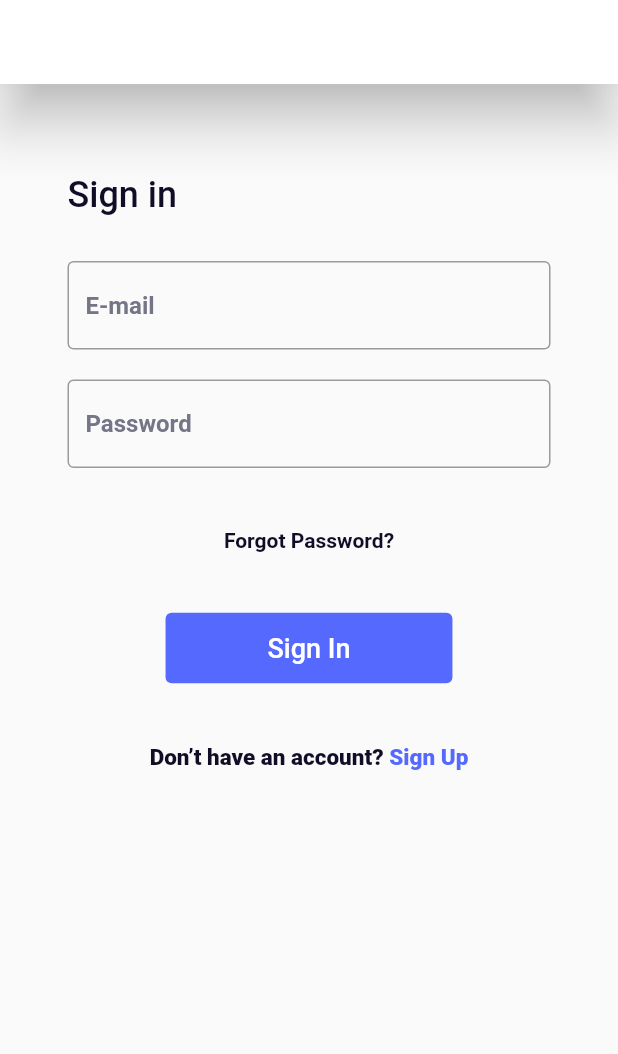
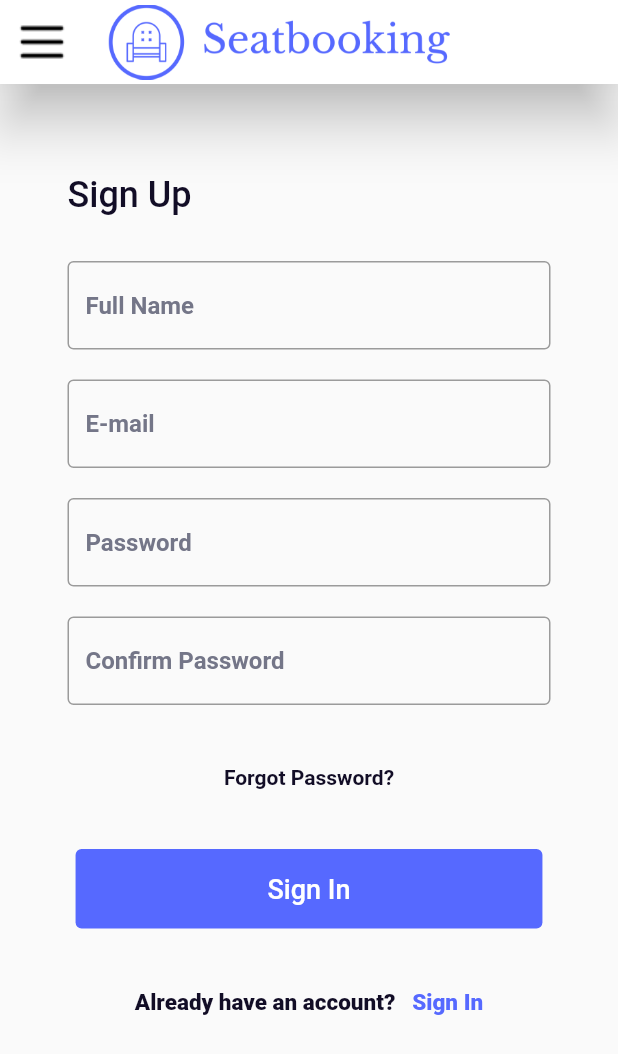
Before and after one commit to TharisikaSivaraja/busnew, a Flutter app: the SignUP screen opened directly, on a phone screen of 412 x 824 dp. Shown: the top 1054 px of the screen. Run offline on Flutter 3.47's test engine with Material 2 defaults, Android fonts, the phone set to English and light mode, and no system bars.

Commit message:
completed auth pages

```diff
--- a/lib/main.dart
+++ b/lib/main.dart
@@ -17,7 +17,7 @@ class MyApp extends StatelessWidget {
       title: 'Flutter Demo',
       theme: ThemeData(
         primarySwatch: Colors.blue,
-      ),      home: const SignUP(),
+      ),      home: const SignIn(),
 
     );
   }
--- a/lib/module/auth/screen/sign_up.dart
+++ b/lib/module/auth/screen/sign_up.dart
@@ -1,3 +1,4 @@
+import 'package:busnew_app/module/auth/screen/sign_in.dart';
 import 'package:flutter/material.dart';
 
 class SignUP extends StatefulWidget {
@@ -14,8 +15,12 @@ class _SignUPState extends State<SignUP> {
   Widget build(BuildContext context) {
     return Scaffold(
       appBar: AppBar(
-        title: Text('hello'),
-        centerTitle: ture,
+        leading: Container(
+            height: 50,
+            child: Image(image: AssetImage('assets/image/menu.png'),)),
+        title: Container(
+            height: 50,
+            child: Image(image: AssetImage('assets/image/logo.png'),)),
         elevation: 15.0,
         backgroundColor: Colors.white,
       ),
@@ -23,7 +28,7 @@ class _SignUPState extends State<SignUP> {
           padding: const EdgeInsets.symmetric(horizontal: 45, vertical: 60),
           child:
               Column(crossAxisAlignment: CrossAxisAlignment.start, children: [
-            Text('Sign in',
+            Text('Sign Up',
                 style: TextStyle(
                     color: Color(0xFF120D26),
                     fontWeight: FontWeight.w500,
@@ -32,7 +37,7 @@ class _SignUPState extends State<SignUP> {
               padding: const EdgeInsets.fromLTRB(0, 30, 0, 20),
               child: TextField(
                 decoration: InputDecoration(
-                    hintText: 'E-mail',
+                    hintText: 'Full Name',
                     hintStyle: TextStyle(
                         color: Color(0xFF747688), fontWeight: FontWeight.w700),
                     border: OutlineInputBorder(
@@ -43,7 +48,7 @@ class _SignUPState extends State<SignUP> {
             ),
             TextField(
               decoration: InputDecoration(
-                  hintText: 'Password',
+                  hintText: 'E-mail',
                   hintStyle: TextStyle(
                       color: Color(0xFF747688), fontWeight: FontWeight.w700),
                   border: OutlineInputBorder(
@@ -51,6 +56,29 @@ class _SignUPState extends State<SignUP> {
                           BorderSide(width: 3, color: Color(0xFFE4DFDF)))),
               style: TextStyle(color: Color(0xFF747688)),
             ),
+                Padding(
+                  padding: const EdgeInsets.fromLTRB(0, 20, 0, 20),
+                  child: TextField(
+                    decoration: InputDecoration(
+                        hintText: 'Password',
+                        hintStyle: TextStyle(
+                            color: Color(0xFF747688), fontWeight: FontWeight.w700),
+                        border: OutlineInputBorder(
+                            borderSide:
+                            BorderSide(width: 3, color: Color(0xFFE4DFDF)))),
+                    style: TextStyle(color: Color(0xFF747688)),
+                  ),
+                ),
+                TextField(
+                  decoration: InputDecoration(
+                      hintText: 'Confirm Password',
+                      hintStyle: TextStyle(
+                          color: Color(0xFF747688), fontWeight: FontWeight.w700),
+                      border: OutlineInputBorder(
+                          borderSide:
+                          BorderSide(width: 3, color: Color(0xFFE4DFDF)))),
+                  style: TextStyle(color: Color(0xFF747688)),
+                ),
             Padding(
               padding: const EdgeInsets.symmetric(vertical: 40, horizontal: 8),
               child: Center(
@@ -68,7 +96,7 @@ class _SignUPState extends State<SignUP> {
                 onPressed: () => {},
                 child: Padding(
                   padding:
-                      const EdgeInsets.symmetric(vertical: 5, horizontal: 60),
+                      const EdgeInsets.symmetric(vertical: 8, horizontal: 120),
                   child: Text(
                     "Sign In",
                     style: TextStyle(color: Colors.white, fontSize: 18),
@@ -87,18 +115,23 @@ class _SignUPState extends State<SignUP> {
                       mainAxisAlignment: MainAxisAlignment.center,
                       children: [
                         Text(
-                          'Don’t have an account? ',
+                          'Already have an account? ',
                           style: TextStyle(
                               color: Color(0xFF120D26),
                               fontSize: 15,
                               fontWeight: FontWeight.w900),
                         ),
-                        Text(
-                          'Sign Up',
-                          style: TextStyle(
-                              color: Color(0xFF5669FF),
-                              fontSize: 15,
-                              fontWeight: FontWeight.w900),
+                        InkWell(
+                          onTap: () => {
+                            Navigator.push(context,MaterialPageRoute(builder:(context)=> const SignIn()))
+                          },
+                          child: Text(
+                            '  Sign In',
+                            style: TextStyle(
+                                color: Color(0xFF5669FF),
+                                fontSize: 15,
+                                fontWeight: FontWeight.w900),
+                          ),
                         )
                       ],
                     )))
--- a/pubspec.yaml
+++ b/pubspec.yaml
@@ -52,7 +52,8 @@ dev_dependencies:
 
 # The following section is specific to Flutter packages.
 flutter:
-
+  assets:
+    - assets/image/
   # The following line ensures that the Material Icons font is
   # included with your application, so that you can use the icons in
   # the material Icons class.
```
Also changed, not shown: lib/module/auth/screen/sign_in.dart (+13 -4 lines), Screenshot_20230510_144005.png (added), assets/image/logo.png (added), assets/image/menu.png (added).
